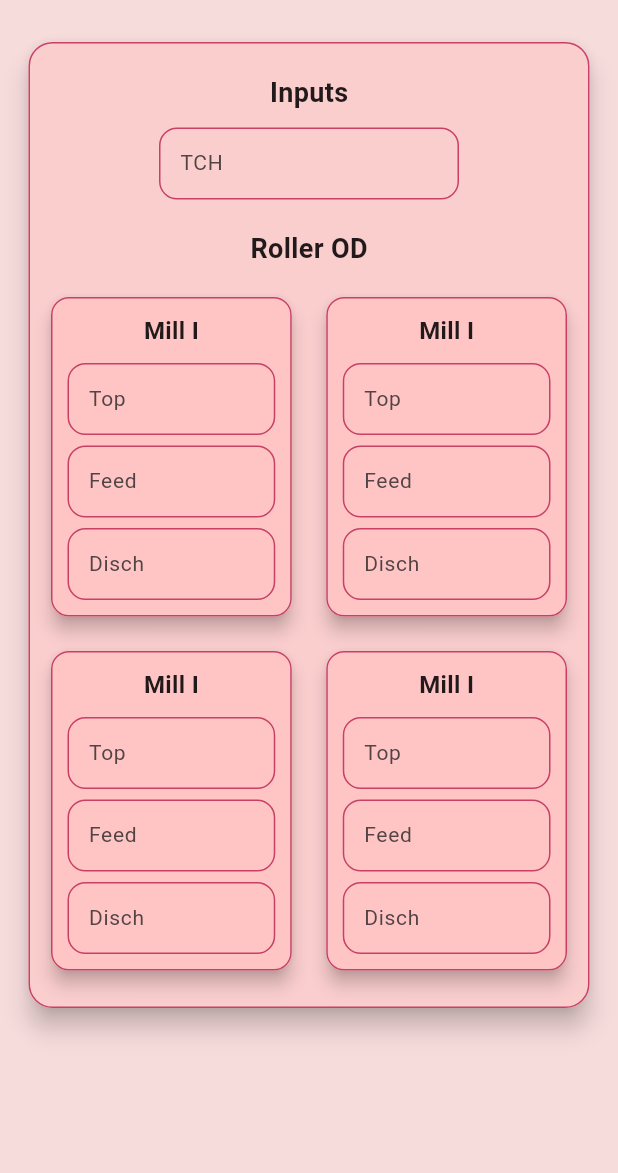
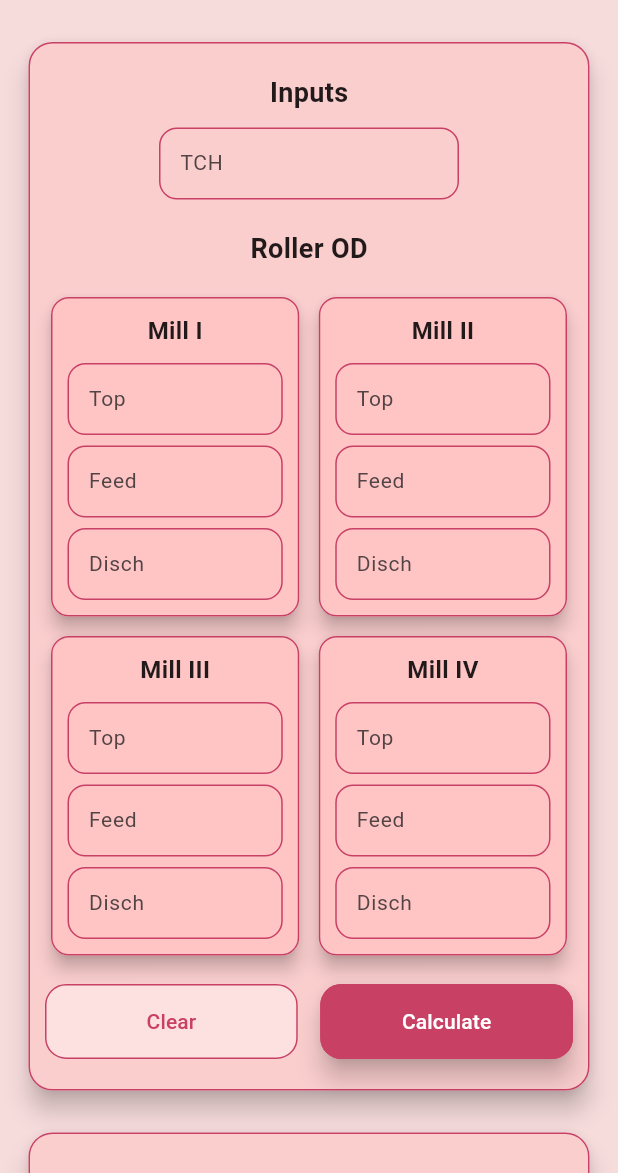
Before and after one commit to cyrDhanush/mill-settings-calculator, a Flutter app: the screen it shows after launch, on a phone screen of 412 x 824 dp, the part 63-1236 px from its top. Run offline on Flutter 3.47's test engine with Material 2 defaults, Android fonts, the phone set to English and light mode, and no system bars.

Commit message:
front end completed for input and output

```diff
--- a/lib/main.dart
+++ b/lib/main.dart
@@ -1,9 +1,11 @@
 import 'package:flutter/material.dart';
 import 'package:flutter/services.dart';
+import 'package:millsettingapp/process/defaultvalueManager.dart';
 import 'package:millsettingapp/screens/calculation_screen.dart';
 import 'package:millsettingapp/shared/colors.dart';
 
 void main() {
+  DefaultValueManager defaultValueManager = DefaultValueManager();
   SystemChrome.setSystemUIOverlayStyle(
       SystemUiOverlayStyle(statusBarColor: Colors.white.withAlpha(0)));
   runApp(MyApp());
--- a/lib/process/models/millmodels.dart
+++ b/lib/process/models/millmodels.dart
@@ -14,6 +14,12 @@ class InputMillModel {
       required this.top,
       required this.feed,
       required this.disch});
+
+  printer() {
+    print(this.top);
+    print(this.feed);
+    print(this.disch);
+  }
 }
 
 class OutputMillModel {
--- a/lib/screens/calculation_screen.dart
+++ b/lib/screens/calculation_screen.dart
@@ -1,9 +1,24 @@
 import 'package:flutter/material.dart';
+import 'package:millsettingapp/process/calculator.dart';
+import 'package:millsettingapp/process/models/input_model.dart';
+import 'package:millsettingapp/process/models/output_model.dart';
 import 'package:millsettingapp/shared/colors.dart';
-import 'package:millsettingapp/widgets/input_section.dart';
+import 'package:millsettingapp/widgets/sections/input_section.dart';
+import 'package:millsettingapp/widgets/sections/output_section.dart';
 
-class CalculationScreen extends StatelessWidget {
+class CalculationScreen extends StatefulWidget {
   const CalculationScreen({Key? key}) : super(key: key);
+
+  @override
+  State<CalculationScreen> createState() => _CalculationScreenState();
+}
+
+class _CalculationScreenState extends State<CalculationScreen> {
+  onSubmit(InputModel inputModel) {
+    Calculator calculator = Calculator();
+    OutputModel outputModel = calculator.Calculate(inputModel);
+    outputModel.printer();
+  }
 
   @override
   Widget build(BuildContext context) {
@@ -12,10 +27,18 @@ class CalculationScreen extends StatelessWidget {
         centerTitle: true,
         title: Text("Mill Settings"),
       ),
-      body: Column(
-        children: [
-          InputSection(),
-        ],
+      body: SingleChildScrollView(
+        physics: BouncingScrollPhysics(),
+        child: Column(
+          children: [
+            InputSection(
+              result: (InputModel inputmodel) {
+                onSubmit(inputmodel);
+              },
+            ),
+            OutputSection(),
+          ],
+        ),
       ),
     );
   }
--- a/lib/widgets/textfield.dart
+++ b/lib/widgets/custom_textfield.dart
@@ -3,7 +3,8 @@ import 'package:millsettingapp/shared/textfielddecoration.dart';
 
 class CustomTextField extends StatefulWidget {
   final String hint;
-  const CustomTextField({super.key, this.hint = ""});
+  final TextEditingController? controller;
+  const CustomTextField({super.key, this.hint = "", this.controller});
 
   @override
   State<CustomTextField> createState() => _CustomTextFieldState();
@@ -13,6 +14,8 @@ class _CustomTextFieldState extends State<CustomTextField> {
   @override
   Widget build(BuildContext context) {
     return TextField(
+      controller: (widget.controller != null) ? (widget.controller) : (null),
+      keyboardType: TextInputType.numberWithOptions(decimal: true),
       style: TextStyle(
         fontSize: 14,
         height: 0.9,
--- a/lib/widgets/millinput.dart
+++ b/lib/widgets/millinput.dart
@@ -1,10 +1,17 @@
 import 'package:flutter/material.dart';
 import 'package:millsettingapp/shared/colors.dart';
 import 'package:millsettingapp/shared/textstyles.dart';
-import 'package:millsettingapp/widgets/textfield.dart';
+import 'package:millsettingapp/widgets/custom_textfield.dart';
 
 class MillInput extends StatefulWidget {
-  const MillInput({super.key});
+  final String millname;
+  final List<String> names;
+  final List<TextEditingController> controllers;
+  const MillInput(
+      {super.key,
+      this.millname = "Mill I",
+      required this.names,
+      required this.controllers});
 
   @override
   State<MillInput> createState() => _MillInputState();
@@ -31,22 +38,25 @@ class _MillInputState extends State<MillInput> {
               mainAxisAlignment: MainAxisAlignment.center,
               children: [
                 Text(
-                  "Mill I",
+                  widget.millname,
                   style: heading2,
                 ),
               ],
             ),
             SizedBox(height: 10),
             CustomTextField(
-              hint: "Top",
+              hint: widget.names[0],
+              controller: widget.controllers[0],
             ),
             SizedBox(height: 7),
             CustomTextField(
-              hint: "Feed",
+              hint: widget.names[1],
+              controller: widget.controllers[1],
             ),
             SizedBox(height: 7),
             CustomTextField(
-              hint: "Disch",
+              hint: widget.names[2],
+              controller: widget.controllers[2],
             ),
           ],
         ),
--- /dev/null
+++ b/lib/widgets/sections/input_section.dart
@@ -0,0 +1,259 @@
+import 'package:flutter/material.dart';
+import 'package:millsettingapp/process/models/input_model.dart';
+import 'package:millsettingapp/process/models/millmodels.dart';
+import 'package:millsettingapp/shared/colors.dart';
+import 'package:millsettingapp/shared/textfielddecoration.dart';
+import 'package:millsettingapp/shared/textstyles.dart';
+import 'package:millsettingapp/widgets/millinput.dart';
+import 'package:millsettingapp/widgets/custom_textfield.dart';
+
+class InputSection extends StatefulWidget {
+  final Function result;
+  const InputSection({super.key, required this.result});
+
+  @override
+  State<InputSection> createState() => _InputSectionState();
+}
+
+class _InputSectionState extends State<InputSection> {
+  List<TextEditingController> controllers = [];
+  // c[0] is for tch, and remaining goes to mills
+  createControllers() {
+    for (int i = 0; i < 13; i++) {
+      TextEditingController ctrl = TextEditingController();
+      controllers.add(ctrl);
+    }
+  }
+
+  validator() {
+    bool emptyCheck = true;
+    bool formatCheck = true;
+    for (int i = 0; i < controllers.length; i++) {
+      if (controllers[i].text.length == 0) {
+        emptyCheck = false;
+      }
+      try {
+        double.parse(controllers[i].text.toString());
+      } catch (e) {
+        formatCheck = false;
+      }
+    }
+    if (emptyCheck == true && formatCheck == true) {
+      print("check passed");
+      return true;
+    }
+    return false;
+  }
+
+  controller_to_double(List<TextEditingController> controllers) {
+    List<double> ans = [];
+    for (TextEditingController i in controllers) {
+      ans.add(double.parse(i.text.toString()));
+    }
+    return ans;
+  }
+
+  onSumbit() {
+    if (validator() == true) {
+      // controllers to double(values)
+      List<double> values = controller_to_double(controllers);
+
+      //values to models
+      double tch = values[0];
+      InputMillModel mill1 =
+          InputMillModel(top: values[1], feed: values[2], disch: values[3]);
+      InputMillModel mill2 =
+          InputMillModel(top: values[4], feed: values[5], disch: values[6]);
+      InputMillModel mill3 =
+          InputMillModel(top: values[7], feed: values[8], disch: values[9]);
+      InputMillModel mill4 =
+          InputMillModel(top: values[10], feed: values[11], disch: values[12]);
+
+      InputModel inputModel =
+          InputModel(tch: tch, millmodels: [mill1, mill2, mill3, mill4]);
+
+      // sending model values back to parent
+      widget.result(inputModel);
+    }
+  }
+
+  @override
+  void initState() {
+    // TODO: implement initState
+    createControllers();
+    super.initState();
+  }
+
+  @override
+  Widget build(BuildContext context) {
+    return Container(
+      margin: EdgeInsets.symmetric(horizontal: 15, vertical: 10),
+      child: Card(
+        elevation: 7,
+        shape: RoundedRectangleBorder(
+          borderRadius: BorderRadius.circular(16),
+        ),
+        child: Container(
+          padding: EdgeInsets.symmetric(vertical: 20, horizontal: 10),
+          decoration: BoxDecoration(
+            color: themecolor_light2,
+            borderRadius: BorderRadius.circular(16),
+            border: Border.all(
+              color: themecolor,
+            ),
+          ),
+          child: Column(
+            children: [
+              Row(
+                mainAxisAlignment: MainAxisAlignment.center,
+                children: [
+                  Text(
+                    "Inputs",
+                    style: headings,
+                  ),
+                ],
+              ),
+              SizedBox(
+                height: 10,
+              ),
+              Container(
+                width: 200,
+                child: CustomTextField(
+                  hint: "TCH",
+                  controller: controllers[0],
+                ),
+              ),
+              SizedBox(
+                height: 20,
+              ),
+              Row(
+                mainAxisAlignment: MainAxisAlignment.center,
+                children: [
+                  Text(
+                    "Roller OD",
+                    style: headings,
+                  ),
+                ],
+              ),
+              SizedBox(
+                height: 15,
+              ),
+              Row(
+                children: [
+                  Expanded(
+                    child: MillInput(
+                      millname: "Mill I",
+                      names: ["Top", "Feed", "Disch"],
+                      controllers: [
+                        controllers[1],
+                        controllers[2],
+                        controllers[3],
+                      ],
+                    ),
+                  ),
+                  SizedBox(
+                    width: 5,
+                  ),
+                  Expanded(
+                    child: MillInput(
+                      millname: "Mill II",
+                      names: ["Top", "Feed", "Disch"],
+                      controllers: [
+                        controllers[4],
+                        controllers[5],
+                        controllers[6],
+                      ],
+                    ),
+                  ),
+                ],
+              ),
+              SizedBox(
+                height: 5,
+              ),
+              Row(
+                children: [
+                  Expanded(
+                    child: MillInput(
+                      millname: "Mill III",
+                      names: ["Top", "Feed", "Disch"],
+                      controllers: [
+                        controllers[7],
+                        controllers[8],
+                        controllers[9],
+                      ],
+                    ),
+                  ),
+                  SizedBox(
+                    width: 5,
+                  ),
+                  Expanded(
+                    child: MillInput(
+                      millname: "Mill IV",
+                      names: ["Top", "Feed", "Disch"],
+                      controllers: [
+                        controllers[10],
+                        controllers[11],
+                        controllers[12],
+                      ],
+                    ),
+                  ),
+                ],
+              ),
+              SizedBox(
+                height: 15,
+              ),
+              Row(
+                children: [
+                  Expanded(
+                    child: OutlinedButton(
+                      onPressed: () {
+                        widget.result('string');
+                      },
+                      style: OutlinedButton.styleFrom(
+                        backgroundColor: Colors.white.withAlpha(100),
+                        foregroundColor: themecolor,
+                        padding: EdgeInsets.symmetric(vertical: 15),
+                        side: BorderSide(
+                          color: themecolor,
+                          width: 1,
+                        ),
+                        shape: RoundedRectangleBorder(
+                          borderRadius: BorderRadius.circular(14),
+                        ),
+                      ),
+                      child: Text("Clear"),
+                    ),
+                  ),
+                  SizedBox(
+                    width: 15,
+                  ),
+                  Expanded(
+                    child: ElevatedButton(
+                      onPressed: () {
+                        onSumbit();
+                      },
+                      style: ElevatedButton.styleFrom(
+                        backgroundColor: themecolor,
+                        foregroundColor: Colors.white,
+                        padding: EdgeInsets.symmetric(vertical: 15),
+                        elevation: 7,
+                        side: BorderSide(
+                          color: themecolor,
+                          width: 1,
+                        ),
+                        shape: RoundedRectangleBorder(
+                          borderRadius: BorderRadius.circular(14),
+                        ),
+                      ),
+                      child: Text("Calculate"),
+                    ),
+                  ),
+                ],
+              )
+            ],
+          ),
+        ),
+      ),
+    );
+  }
+}
--- a/lib/widgets/input_section.dart
+++ b/lib/widgets/sections/output_section.dart
@@ -1,13 +1,16 @@
 import 'package:flutter/material.dart';
 import 'package:millsettingapp/shared/colors.dart';
-import 'package:millsettingapp/shared/textfielddecoration.dart';
 import 'package:millsettingapp/shared/textstyles.dart';
-import 'package:millsettingapp/widgets/millinput.dart';
-import 'package:millsettingapp/widgets/textfield.dart';
+import 'package:millsettingapp/widgets/milloutput.dart';
 
-class InputSection extends StatelessWidget {
-  const InputSection({super.key});
+class OutputSection extends StatefulWidget {
+  const OutputSection({super.key});
 
+  @override
+  State<OutputSection> createState() => _OutputSectionState();
+}
+
+class _OutputSectionState extends State<OutputSection> {
   @override
   Widget build(BuildContext context) {
     return Container(
@@ -28,66 +31,63 @@ class InputSection extends StatelessWidget {
           ),
           child: Column(
             children: [
-              Row(
-                mainAxisAlignment: MainAxisAlignment.center,
-                children: [
-                  Text(
-                    "Inputs",
-                    style: headings,
-                  ),
-                ],
+              Text(
+                "Output",
+                style: headings,
               ),
               SizedBox(
                 height: 10,
               ),
-              Container(
-                width: 200,
-                child: CustomTextField(
-                  hint: "TCH",
-                ),
+              Row(
+                children: [
+                  Expanded(child: MillOutput()),
+                  SizedBox(
+                    width: 5,
+                  ),
+                  Expanded(child: MillOutput()),
+                ],
+              ),
+              SizedBox(
+                height: 5,
+              ),
+              Row(
+                children: [
+                  Expanded(child: MillOutput()),
+                  SizedBox(
+                    width: 5,
+                  ),
+                  Expanded(child: MillOutput()),
+                ],
               ),
               SizedBox(
                 height: 20,
               ),
+              Text(
+                "Tramble Output",
+                style: headings,
+              ),
+              SizedBox(
+                height: 10,
+              ),
               Row(
-                mainAxisAlignment: MainAxisAlignment.center,
                 children: [
-                  Text(
-                    "Roller OD",
-                    style: headings,
+                  Expanded(child: MillOutput()),
+                  SizedBox(
+                    width: 5,
                   ),
+                  Expanded(child: MillOutput()),
                 ],
               ),
               SizedBox(
-                height: 15,
+                height: 5,
               ),
               Row(
                 children: [
-                  Expanded(
-                    child: MillInput(),
+                  Expanded(child: MillOutput()),
+                  SizedBox(
+                    width: 5,
                   ),
-                  SizedBox(
-                    width: 15,
-                  ),
-                  Expanded(
-                    child: MillInput(),
-                  ),
-                ],
-              ),
-              SizedBox(
-                height: 15,
-              ),
-              Row(
-                children: [
-                  Expanded(
-                    child: MillInput(),
-                  ),
-                  SizedBox(
-                    width: 15,
-                  ),
-                  Expanded(
-                    child: MillInput(),
-                  ),
+                  Expanded(child: MillOutput()),
                 ],
               ),
             ],
```
Also changed, not shown: lib/process/calculator.dart (+22 -2 lines), lib/process/models/input_model.dart (+7 -0 lines), lib/process/models/output_model.dart (+9 -0 lines), lib/widgets/custom_ta.dart (added, +24 -0 lines), lib/widgets/milloutput.dart (added, +46 -0 lines).
